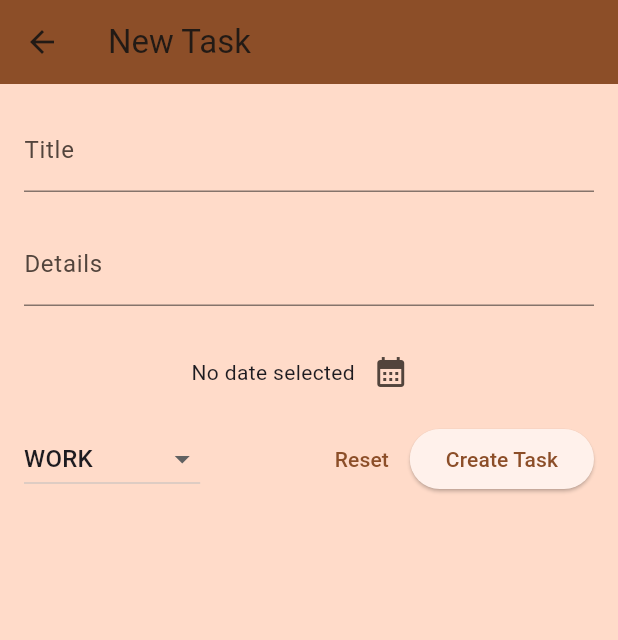
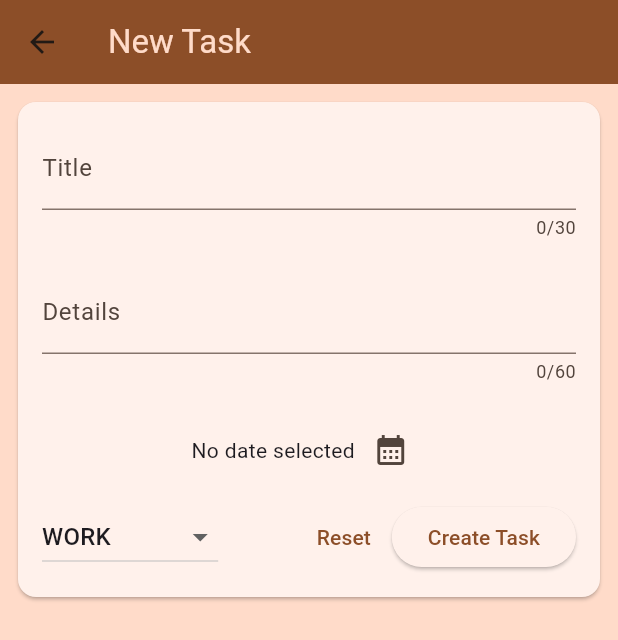
Before and after one commit to Dereck-Desjardins/flutter_intern_project, a Flutter app: the NewTask screen opened directly, on a phone screen of 412 x 824 dp. Shown: the top 640 px of the screen. Run offline on Flutter 3.47's test engine with Material 3 defaults, Android fonts, the phone set to English and light mode, and no system bars; our stand-ins replace cloud_firestore, email_validator, firebase_auth, firebase_core, flutter_riverpod; accounts and stored records are empty.

Commit message:
Crud tasks and drawer

```diff
--- a/lib/screens/new_task.dart
+++ b/lib/screens/new_task.dart
@@ -4,7 +4,12 @@ import 'package:flutter/material.dart';
 import 'package:flutter_intern_project/models/task.dart';
 
 class NewTask extends StatefulWidget {
-  const NewTask({super.key});
+  const NewTask({super.key, this.editTask, this.docId});
+
+
+  final Task? editTask;
+  final String? docId;
+
   @override
   State<StatefulWidget> createState() {
     return NewTaskState();
@@ -18,6 +23,10 @@ class NewTaskState extends State<NewTask> {
   DateTime? _selectedDate;
   TimeOfDay? _selectedHour = null;
   TaskType _selectedType = TaskType.work;
+  bool onlyOnce = true;
+
+
+
 
   void _datePicker() async {
     final now = DateTime.now();
@@ -47,7 +56,6 @@ class NewTaskState extends State<NewTask> {
     }
     _formKey.currentState!.save();
 
-    //Firebase DB add this task + add the task to my filtered list to avoid needing to refresh the whole DB lsit
     final currentUser = FirebaseAuth.instance.currentUser!;
     FirebaseFirestore.instance.collection('tasks').doc(currentUser.uid).collection('mytasks').add({
       'creatorId': currentUser.uid,
@@ -61,16 +69,54 @@ class NewTaskState extends State<NewTask> {
 
     Navigator.pop(context);
   }
+  void _editTask() async{
+    if(!_formKey.currentState!.validate()){
+      return;
+    }
+
+    _formKey.currentState!.save();
+    final currentUser = FirebaseAuth.instance.currentUser!;
+
+
+    //recreate a new task in firestore
+    FirebaseFirestore.instance.collection('tasks').doc(currentUser.uid).collection('mytasks').doc(widget.docId).update({
+      'title': _enteredTitle,
+      'details': _enteredDetails,
+      'date': _selectedDate != null ? formatter.format(_selectedDate!):'',
+      'hour': _selectedHour != null ? _selectedHour!.format(context): '',
+      'tasktype': _selectedType.toString(),
+      'createdAt': Timestamp.now(),
+    });
+
+    Navigator.pop(context);
+  }
 
   @override
   Widget build(BuildContext context) {
+
+    final bool isEditing = widget.editTask != null;
+
+
+    if(onlyOnce){
+      setState(() {
+        isEditing ? _selectedDate = widget.editTask!.date : _selectedDate = null;
+        isEditing ? _selectedHour = widget.editTask!.hour : _selectedHour = null;
+        isEditing ? _selectedType = widget.editTask!.taskType : null;
+      });
+      onlyOnce = false;
+    }
+
+
     return Scaffold(
       backgroundColor: Theme.of(context).colorScheme.primaryContainer,
       appBar: AppBar(
-        title: Text('New Task'),
+        title: Text(isEditing?'Edit Task':'New Task', style:  TextStyle(color: Theme.of(context).colorScheme.primaryContainer)),
         backgroundColor: Theme.of(context).colorScheme.primary,
       ),
-      body: SingleChildScrollView(
+      body: Padding(
+        padding: const EdgeInsets.all(8.0),
+        child: Card(
+          child: SingleChildScrollView(
             child: Padding(
               padding: const EdgeInsets.all(16),
               child: Form(
@@ -78,8 +124,11 @@ class NewTaskState extends State<NewTask> {
                 child: Column(
                   children: [
                     TextFormField(
+                      initialValue: isEditing? widget.editTask!.title:"",
+                      maxLength: 30,
                       decoration: InputDecoration(
                         labelText: 'Title',
+
                       ),
                       validator: (value) {
                         if (value == null || value.trim().length < 3) {
@@ -97,6 +146,8 @@ class NewTaskState extends State<NewTask> {
                       height: 20,
                     ),
                     TextFormField(
+                      initialValue: isEditing? widget.editTask!.details:"",
+                      maxLength: 60,
                       decoration: InputDecoration(
                         labelText: 'Details',
                       ),
@@ -171,8 +222,9 @@ class NewTaskState extends State<NewTask> {
                         ),
                         Row(
                           children: [
+                            if(!isEditing)
                               TextButton(onPressed:(){_formKey.currentState!.reset();} , child: Text("Reset")),
-                        ElevatedButton(onPressed:_submitTask , child: Text("Create Task")),
+                            ElevatedButton(onPressed: isEditing? _editTask :_submitTask , child: Text(isEditing?"Update Task":"Create Task")),
                           ],
                         ),
                       ],
@@ -182,6 +234,8 @@ class NewTaskState extends State<NewTask> {
               ),
             ),
           ),
+        ),
+      ),
     );
   }
 }
```
Also changed, not shown: lib/models/task.dart (+8 -7 lines), lib/providers/filtered_tasks.dart (deleted, +0 -56 lines), lib/screens/drawer.dart (added, +71 -0 lines), lib/screens/profile.dart (added, +35 -0 lines), lib/screens/tasks.dart (+73 -21 lines), lib/widget/task.dart (+42 -2 lines). Lines whose indentation alone changed are shown as unchanged.
